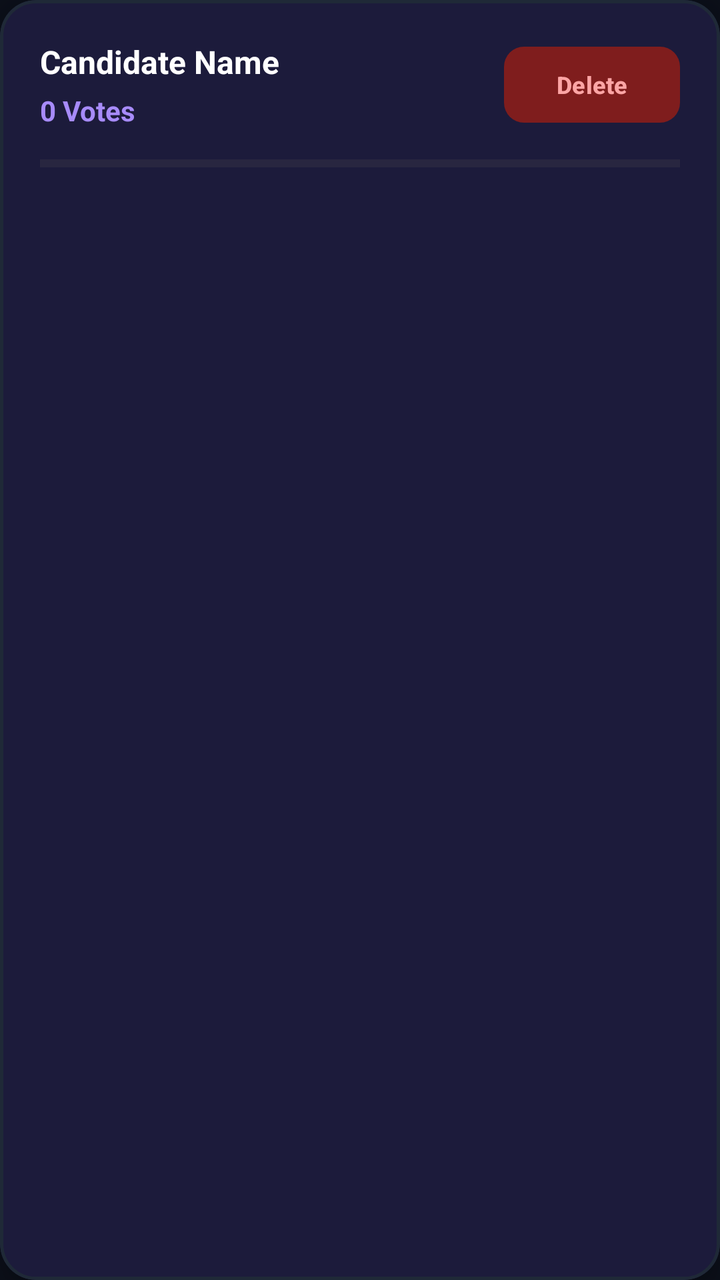
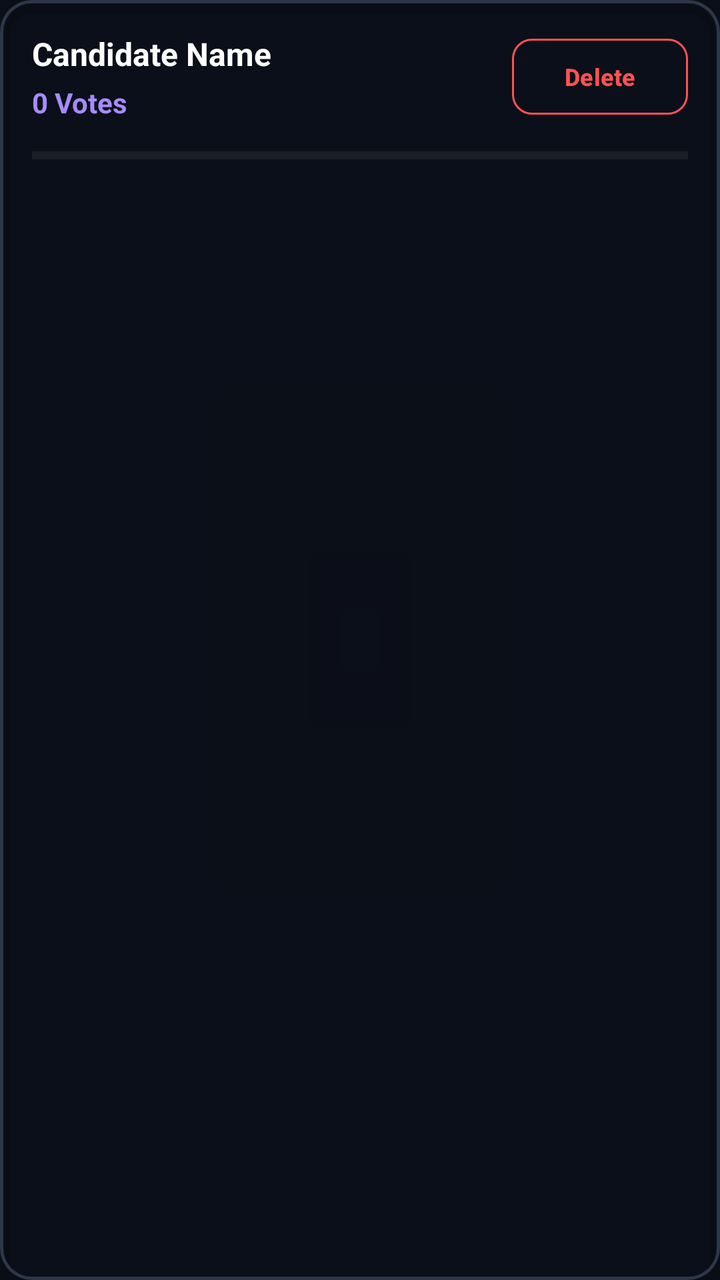

An Android layout rendered at two revisions. The XML below is the earlier revision; the diff shows what the commit changed to produce the second picture.
<!-- AndroidManifest.xml: application theme Theme.CRConnect -->
<!-- res/layout/list_item_candidate.xml -->
<?xml version="1.0" encoding="utf-8"?>
<com.google.android.material.card.MaterialCardView
    xmlns:android="http://schemas.android.com/apk/res/android"
    xmlns:app="http://schemas.android.com/apk/res-auto"
    android:id="@+id/cardCandidateItem"
    android:layout_width="match_parent"
    android:layout_height="wrap_content"
    android:layout_marginBottom="12dp"
    app:cardBackgroundColor="@color/surface"
    app:cardCornerRadius="18dp"
    app:cardElevation="6dp"
    app:strokeColor="@color/card_stroke"
    app:strokeWidth="1.5dp">

    <LinearLayout
        android:layout_width="match_parent"
        android:layout_height="wrap_content"
        android:orientation="vertical"
        android:padding="20dp">

        <LinearLayout
            android:layout_width="match_parent"
            android:layout_height="wrap_content"
            android:gravity="center_vertical"
            android:orientation="horizontal">

            <LinearLayout
                android:layout_width="0dp"
                android:layout_height="wrap_content"
                android:layout_weight="1"
                android:orientation="vertical">

                <TextView
                    android:id="@+id/tvCandidateName"
                    android:layout_width="wrap_content"
                    android:layout_height="wrap_content"
                    android:text="Candidate Name"
                    android:textColor="#FFFFFF"
                    android:textSize="16sp"
                    android:textStyle="bold" />

                <TextView
                    android:id="@+id/tvCandidateVotes"
                    android:layout_width="wrap_content"
                    android:layout_height="wrap_content"
                    android:layout_marginTop="4dp"
                    android:text="0 Votes"
                    android:textColor="@color/secondary"
                    android:textSize="14sp"
                    android:textStyle="bold" />
            </LinearLayout>

            
            <com.google.android.material.button.MaterialButton
                android:id="@+id/btnDeleteCandidate"
                android:layout_width="wrap_content"
                android:layout_height="38dp"
                android:text="Delete"
                android:textColor="@color/destructive_text"
                android:textSize="12sp"
                android:textStyle="bold"
                app:backgroundTint="@color/destructive_bg"
                app:cornerRadius="10dp"
                android:insetBottom="0dp"
                android:insetTop="0dp" />
        </LinearLayout>

        <ProgressBar
            android:id="@+id/pbCandidateVotes"
            style="?android:attr/progressBarStyleHorizontal"
            android:layout_width="match_parent"
            android:layout_height="10dp"
            android:layout_marginTop="12dp"
            android:max="50"
            android:progress="0"
            android:progressTint="@color/primary" />

    </LinearLayout>
</com.google.android.material.card.MaterialCardView>
<!-- resources referenced by this layout -->
<resources>
  <color name="card_stroke">#1F2937</color>
  <color name="destructive_bg">#7F1D1D</color>
  <color name="destructive_text">#FCA5A5</color>
  <color name="primary">#7C3AED</color>
  <color name="secondary">#A78BFA</color>
  <color name="surface">#111827</color>
  <style name="Theme.CRConnect" parent="Base.Theme.CRConnect" />
  <style name="Base.Theme.CRConnect" parent="Theme.Material3.DayNight.NoActionBar">
          <item name="colorPrimary">@color/primary</item>
          <item name="colorSecondary">@color/secondary</item>
          <item name="android:windowBackground">@color/background</item>
          <item name="colorSurface">@color/surface</item>
          <item name="colorOnSurface">@color/text_primary</item>
          <item name="colorOnSurfaceVariant">@color/text_secondary</item>
          <item name="colorError">@color/error</item>
          <item name="android:windowActivityTransitions">true</item>
          <item name="android:navigationBarColor">@android:color/transparent</item>
          <item name="android:statusBarColor">@android:color/transparent</item>
          <item name="android:windowLightStatusBar" tools:targetApi="m">false</item>
          <item name="android:windowLightNavigationBar" tools:targetApi="o_mr1">false</item>
      </style>
  <color name="background">#0B0F19</color>
  <color name="text_primary">#FFFFFF</color>
  <color name="text_secondary">#9CA3AF</color>
  <color name="error">#7F1D1D</color>
</resources>

<!-- the commit's change to res/layout/list_item_candidate.xml (unified diff, before → after) -->
@@ -6,9 +6,11 @@
     android:layout_width="match_parent"
     android:layout_height="wrap_content"
     android:layout_marginBottom="12dp"
-    app:cardBackgroundColor="@color/surface"
-    app:cardCornerRadius="18dp"
-    app:cardElevation="6dp"
+    android:hapticFeedbackEnabled="true"
+    android:background="@drawable/glass_card_bg"
+    app:cardBackgroundColor="@android:color/transparent"
+    app:cardCornerRadius="16dp"
+    app:cardElevation="4dp"
     app:strokeColor="@color/card_stroke"
     app:strokeWidth="1.5dp">
 
@@ -16,7 +18,7 @@
         android:layout_width="match_parent"
         android:layout_height="wrap_content"
         android:orientation="vertical"
-        android:padding="20dp">
+        android:padding="16dp">
 
         <LinearLayout
             android:layout_width="match_parent"
@@ -53,16 +55,21 @@
             
             <com.google.android.material.button.MaterialButton
                 android:id="@+id/btnDeleteCandidate"
+                style="@style/Widget.Material3.Button.OutlinedButton"
                 android:layout_width="wrap_content"
                 android:layout_height="38dp"
+                android:hapticFeedbackEnabled="true"
                 android:text="Delete"
-                android:textColor="@color/destructive_text"
+                android:textColor="#FF5252"
                 android:textSize="12sp"
                 android:textStyle="bold"
-                app:backgroundTint="@color/destructive_bg"
+                app:strokeColor="#FF5252"
+                app:strokeWidth="1dp"
+                app:backgroundTint="@android:color/transparent"
                 app:cornerRadius="10dp"
                 android:insetBottom="0dp"
-                android:insetTop="0dp" />
+                android:insetTop="0dp"
+                android:paddingHorizontal="12dp" />
         </LinearLayout>
 
         <ProgressBar
<!-- resource entries referenced after the edit -->
@@ -1,10 +1,18 @@
 <!-- resources referenced by this layout -->
 <resources>
-  <color name="card_stroke">#1F2937</color>
-  <color name="destructive_bg">#7F1D1D</color>
-  <color name="destructive_text">#FCA5A5</color>
+  <color name="card_stroke">#2D3748</color>
   <color name="primary">#7C3AED</color>
   <color name="secondary">#A78BFA</color>
+  <!-- drawable glass_card_bg (drawable) -->
+  <?xml version="1.0" encoding="utf-8"?>
+  <shape xmlns:android="http://schemas.android.com/apk/res/android"
+      android:shape="rectangle">
+      <solid android:color="#14FFFFFF" />
+      <stroke
+          android:width="1dp"
+          android:color="#26FFFFFF" />
+      <corners android:radius="16dp" />
+  </shape>
   <color name="surface">#111827</color>
   <style name="Theme.CRConnect" parent="Base.Theme.CRConnect" />
   <style name="Base.Theme.CRConnect" parent="Theme.Material3.DayNight.NoActionBar">
@@ -23,7 +31,7 @@
       </style>
   <color name="background">#0B0F19</color>
   <color name="text_primary">#FFFFFF</color>
-  <color name="text_secondary">#9CA3AF</color>
+  <color name="text_secondary">#94A3B8</color>
   <color name="error">#7F1D1D</color>
 </resources>
 
